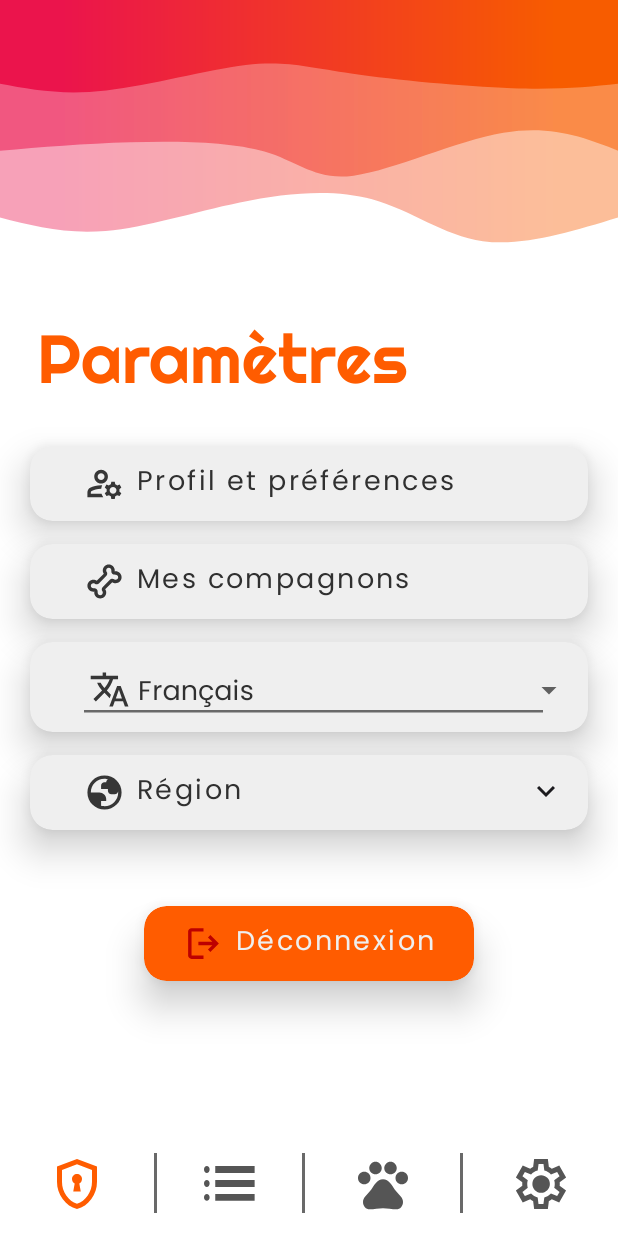
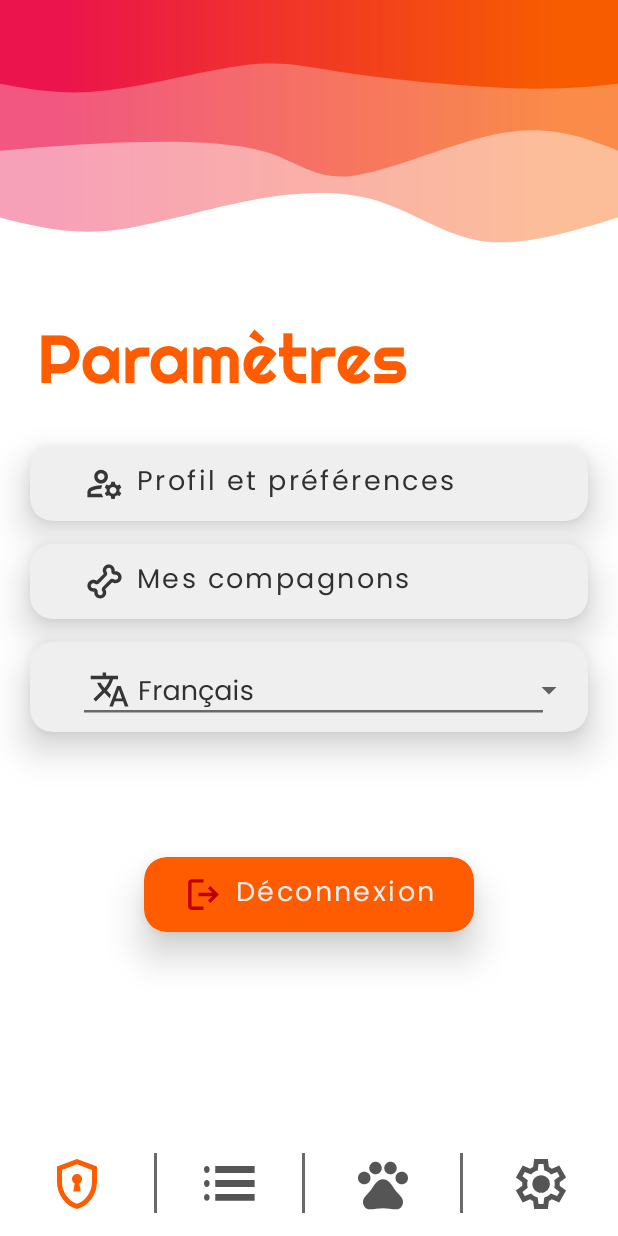
Before and after one commit to papystanny/SesameApplication, an Android app: the SettingsFragment screen opened through its navigation route, on a phone screen of 412 x 824 dp. Run offline under Robolectric (Android 15) with nearby library versions, the phone set to English and light mode, and no system bars.

Commit message:
final ultime

```diff
--- a/app/src/main/res/layout/fragment_settings.xml
+++ b/app/src/main/res/layout/fragment_settings.xml
@@ -165,40 +165,6 @@
 
 
     <androidx.cardview.widget.CardView
-        android:id="@+id/btCardTimeZoneSetting"
-        android:layout_width="match_parent"
-        android:layout_height="wrap_content"
-        android:layout_marginHorizontal="20dp"
-        android:layout_marginTop="15dp"
-        android:background="@drawable/custom_input"
-        app:cardBackgroundColor="@color/gray"
-        app:cardCornerRadius="15dp"
-        app:cardElevation="15dp"
-        app:contentPaddingLeft="20dp"
-        app:layout_constraintEnd_toEndOf="parent"
-        app:layout_constraintStart_toStartOf="parent"
-        app:layout_constraintTop_toBottomOf="@+id/btCardLanguageSetting">
-
-        <Button
-            android:id="@+id/bTimeZoneSetting"
-            android:layout_width="match_parent"
-            android:layout_height="match_parent"
-            android:background="@drawable/custom_no_border"
-            android:drawableLeft="@drawable/drawable_time_zone"
-            android:drawableRight="@drawable/drawable_chevron"
-            android:drawablePadding="10dp"
-            android:fontFamily="@font/poppins"
-            android:text="@string/region_btn"
-            android:textAlignment="viewStart"
-            android:textAllCaps="false"
-            android:textColor="@color/black"
-            android:textColorHighlight="#000000"
-            android:textColorLink="#000000"
-            android:textIsSelectable="false"
-            android:textSize="18sp" />
-    </androidx.cardview.widget.CardView>
-
-    <androidx.cardview.widget.CardView
         android:id="@+id/btCardLogoutSetting"
         android:layout_width="wrap_content"
         android:layout_height="wrap_content"
@@ -212,7 +178,7 @@
         app:layout_constraintBottom_toBottomOf="parent"
         app:layout_constraintEnd_toEndOf="parent"
         app:layout_constraintStart_toStartOf="parent"
-        app:layout_constraintTop_toBottomOf="@+id/btCardTimeZoneSetting">
+        app:layout_constraintTop_toBottomOf="@+id/btCardLanguageSetting">
 
         <Button
             android:id="@+id/bLogoutSetting"
```
Also changed, not shown: app/src/main/java/others/AdapterListActivity.java (+24 -18 lines).
